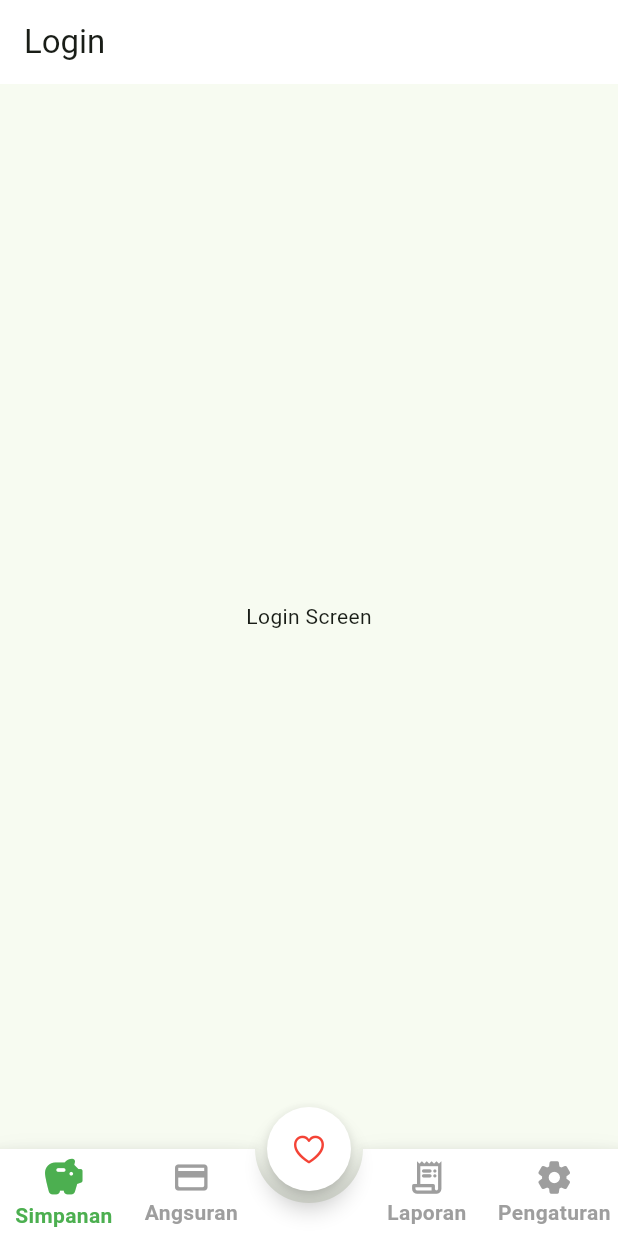
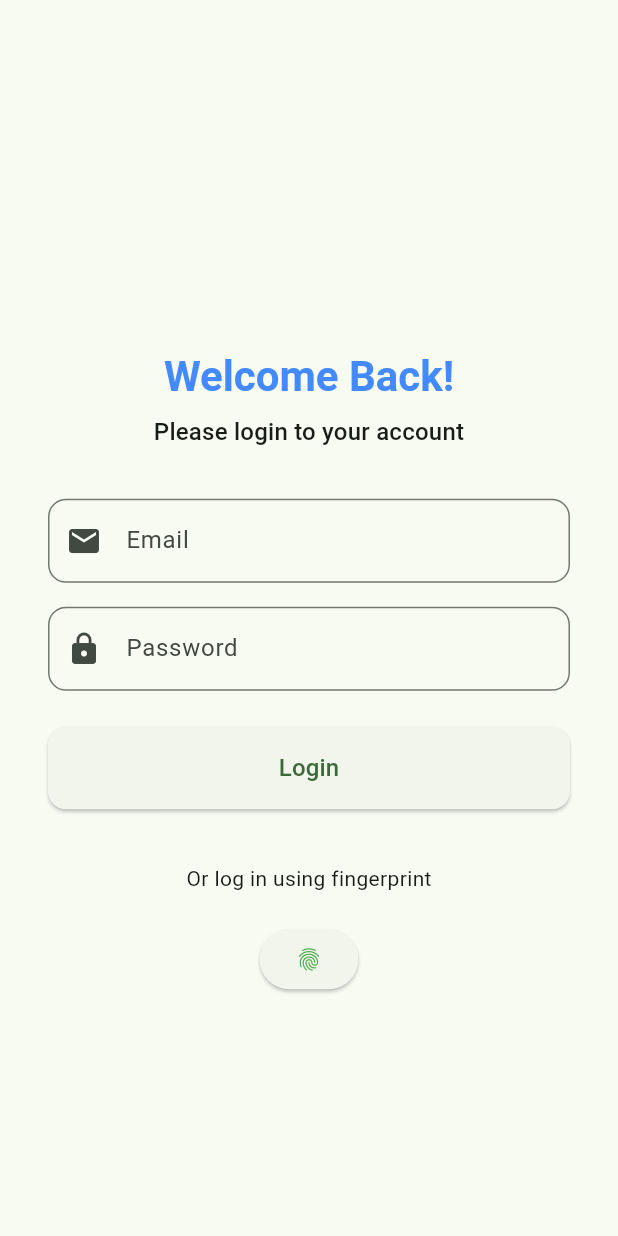
Before and after one commit to maulanaputraaa/mpay_godong, a Flutter app: the screen it shows after launch, on a phone screen of 412 x 824 dp. Run offline on Flutter 3.47's test engine with Material 3 defaults, Android fonts, the phone set to English and light mode, and no system bars; drawn by our look-alikes of stylish_bottom_bar; our stand-ins replace fluttertoast, local_auth; missing offline and left inert: mobile_scanner.

Commit message:
login page and fingerprint auth

```diff
--- a/lib/layouts/app.dart
+++ b/lib/layouts/app.dart
@@ -1,10 +1,12 @@
-import 'package:flutter/cupertino.dart';
 import 'package:flutter/material.dart';
 import 'package:mpay_godong/layouts/nav_bar.dart';
 import 'package:mpay_godong/login/login_screen.dart';
+import 'package:stylish_bottom_bar/stylish_bottom_bar.dart';
+import '../qr_scanner/qr_scan_page.dart';
 
 class AppScreen extends StatefulWidget {
-  static const String routeName = '/home';
+  static const String routeName = '/test';
+
   const AppScreen({super.key});
 
   @override
@@ -32,62 +34,36 @@ class _AppScreenState extends State<AppScreen> {
           setState(() {
             selected = index;
           });
-          controller.animateToPage(
-            index,
-            duration: const Duration(milliseconds: 300),
-            curve: Curves.easeInOut,
-          );
         },
         controller: controller,
       ),
       floatingActionButton: FloatingActionButton(
         onPressed: () {
-          setState(() {
-            heart = !heart;
-          });
+          Navigator.push(
+            context,
+            MaterialPageRoute(builder: (context) => QRScanPage()),
+          );
         },
         shape: const CircleBorder(),
         backgroundColor: Colors.white,
         child: Icon(
-          heart ? CupertinoIcons.heart_fill : CupertinoIcons.heart,
-          color: Colors.red,
+          Icons.qr_code_scanner,
+          color: Colors.green,
+          size: 34,
         ),
       ),
       floatingActionButtonLocation: FloatingActionButtonLocation.centerDocked,
       body: SafeArea(
         child: PageView(
           controller: controller,
-          onPageChanged: (index) {
-            setState(() {
-              selected = index;
-            });
-          },
-          children: [
-            AnimatedSwitcher(
-              duration: const Duration(milliseconds: 300),
-              child: KeyedSubtree(
-                key: ValueKey<int>(selected),
-                child: _getPage(selected),
-              ),
-            ),
+          children: const [
+            Center(child: Text('Simpanan')),
+            Center(child: Text('Angsuran')),
+            Center(child: Text('Laporan')),
+            Center(child: Text('Profile')),
           ],
         ),
       ),
     );
   }
-
-  Widget _getPage(int index) {
-    switch (index) {
-      case 0:
-        return const LoginScreen();
-      case 1:
-        return const Center(child: Text('Star'));
-      case 2:
-        return const Center(child: Text('Style'));
-      case 3:
-        return const Center(child: Text('Profile'));
-      default:
-        return const SizedBox.shrink();
-    }
-  }
 }
--- /dev/null
+++ b/lib/login/components/body.dart
@@ -0,0 +1,25 @@
+import 'package:flutter/material.dart';
+import 'login_form.dart';
+import 'login_fingerprint.dart';
+
+class Body extends StatefulWidget {
+  @override
+  _BodyState createState() => _BodyState();
+}
+
+class _BodyState extends State<Body> {
+  @override
+  Widget build(BuildContext context) {
+    return Padding(
+      padding: const EdgeInsets.all(16.0),
+      child: Column(
+        mainAxisAlignment: MainAxisAlignment.center,
+        children: <Widget>[
+          LoginForm(),
+          SizedBox(height: 20),
+          LoginFingerprint(),
+        ],
+      ),
+    );
+  }
+}
--- /dev/null
+++ b/lib/login/components/login_fingerprint.dart
@@ -0,0 +1,68 @@
+import 'package:flutter/material.dart';
+import 'package:fluttertoast/fluttertoast.dart';
+import 'package:local_auth/local_auth.dart';
+import '../../layouts/app.dart';
+
+class LoginFingerprint extends StatelessWidget {
+  final LocalAuthentication auth = LocalAuthentication();
+
+  Future<void> _authenticate(BuildContext context) async {
+    bool isBiometricSupported = await auth.isDeviceSupported();
+    bool canCheckBiometrics = await auth.canCheckBiometrics;
+
+    if (!isBiometricSupported || !canCheckBiometrics) {
+      Fluttertoast.showToast(
+        msg: 'Biometric authentication is not supported on this device',
+        toastLength: Toast.LENGTH_SHORT,
+        gravity: ToastGravity.BOTTOM,
+      );
+      return;
+    }
+
+    bool authenticated = false;
+    try {
+      authenticated = await auth.authenticate(
+        localizedReason: 'Scan your fingerprint to log in',
+        options: const AuthenticationOptions(
+          useErrorDialogs: true,
+          stickyAuth: true,
+        ),
+      );
+    } catch (e) {
+      print(e);
+    }
+
+    if (authenticated) {
+      Fluttertoast.showToast(
+        msg: 'Authentication successful',
+        toastLength: Toast.LENGTH_SHORT,
+        gravity: ToastGravity.CENTER,
+        textColor: Colors.white,
+        backgroundColor: Colors.green,
+      );
+      Navigator.pushReplacementNamed(context, AppScreen.routeName);
+    } else {
+      Fluttertoast.showToast(
+        msg: 'Authentication failed',
+        toastLength: Toast.LENGTH_SHORT,
+        gravity: ToastGravity.CENTER,
+        textColor: Colors.white,
+        backgroundColor: Colors.red,
+      );
+    }
+  }
+
+  @override
+  Widget build(BuildContext context) {
+    return Column(
+      children: <Widget>[
+        const Text('Or log in using fingerprint'),
+        const SizedBox(height: 20),
+        ElevatedButton(
+          onPressed: () => _authenticate(context),
+          child: const Icon(Icons.fingerprint, color: Colors.green),
+        ),
+      ],
+    );
+  }
+}
--- /dev/null
+++ b/lib/login/components/login_form.dart
@@ -0,0 +1,110 @@
+import 'package:flutter/material.dart';
+import 'package:mpay_godong/layouts/app.dart';// Pastikan ini sesuai dengan path sebenarnya
+
+class LoginForm extends StatefulWidget {
+  @override
+  _LoginFormState createState() => _LoginFormState();
+}
+
+class _LoginFormState extends State<LoginForm> {
+  final _emailController = TextEditingController();
+  final _passwordController = TextEditingController();
+  final _formKey = GlobalKey<FormState>();
+
+  final String _dummyEmail = 'test@123.com';
+  final String _dummyPassword = '123';
+
+  void _login() {
+    if (_formKey.currentState?.validate() ?? false) {
+      if (_emailController.text == _dummyEmail &&
+          _passwordController.text == _dummyPassword) {
+        Navigator.pushReplacementNamed(context, AppScreen.routeName);
+      } else {
+        ScaffoldMessenger.of(context).showSnackBar(
+          SnackBar(content: Text('Invalid email or password')),
+        );
+      }
+    }
+  }
+
+  @override
+  Widget build(BuildContext context) {
+    return SafeArea(
+      child: Padding(
+        padding: const EdgeInsets.all(16.0),
+        child: Form(
+          key: _formKey,
+          child: Column(
+            crossAxisAlignment: CrossAxisAlignment.stretch,
+            children: <Widget>[
+              Text(
+                'Welcome Back!',
+                style: Theme.of(context).textTheme.headlineMedium?.copyWith(
+                  fontWeight: FontWeight.bold,
+                  color: Colors.blueAccent,
+                ),
+                textAlign: TextAlign.center,
+              ),
+              SizedBox(height: 8),
+              Text(
+                'Please login to your account',
+                style: Theme.of(context).textTheme.titleMedium,
+                textAlign: TextAlign.center,
+              ),
+              SizedBox(height: 32),
+              TextFormField(
+                controller: _emailController,
+                decoration: InputDecoration(
+                  labelText: 'Email',
+                  border: OutlineInputBorder(
+                    borderRadius: BorderRadius.circular(12),
+                  ),
+                  prefixIcon: Icon(Icons.email),
+                ),
+                keyboardType: TextInputType.emailAddress,
+                validator: (value) {
+                  if (value == null || value.isEmpty) {
+                    return 'Please enter your email';
+                  }
+                  return null;
+                },
+              ),
+              SizedBox(height: 16),
+              TextFormField(
+                controller: _passwordController,
+                decoration: InputDecoration(
+                  labelText: 'Password',
+                  border: OutlineInputBorder(
+                    borderRadius: BorderRadius.circular(12),
+                  ),
+                  prefixIcon: Icon(Icons.lock),
+                ),
+                obscureText: true,
+                validator: (value) {
+                  if (value == null || value.isEmpty) {
+                    return 'Please enter your password';
+                  }
+                  return null;
+                },
+              ),
+              SizedBox(height: 24),
+              ElevatedButton(
+                onPressed: _login,
+                style: ElevatedButton.styleFrom(
+                  padding: EdgeInsets.symmetric(vertical: 16),
+                  shape: RoundedRectangleBorder(
+                    borderRadius: BorderRadius.circular(12),
+                  ),
+                ),
+                child: Text(
+                  'Login',
+                  style: TextStyle(fontSize: 16),
+                ),
+              ),
+            ],
+          ),
+        ),
+      ),
+    );
+  }
+}
--- a/lib/login/login_screen.dart
+++ b/lib/login/login_screen.dart
@@ -1,19 +1,15 @@
 import 'package:flutter/material.dart';
-import 'package:mpay_godong/layouts/nav_bar.dart';
-import 'package:mpay_godong/layouts/top_bar.dart';
+import 'components/body.dart';
 
 class LoginScreen extends StatelessWidget {
   static const String routeName = '/login';
 
-  const LoginScreen({super.key});
-
   @override
   Widget build(BuildContext context) {
-    return const Scaffold(
-      appBar: TopBar(title: Text('Login')),
-      body: Center(
-        child: Text('Login Screen'),
+    return Scaffold(
+      appBar: AppBar(
       ),
+      body: Body(),
     );
   }
 }
--- a/lib/main.dart
+++ b/lib/main.dart
@@ -1,5 +1,7 @@
 import 'package:flutter/material.dart';
 import 'package:mpay_godong/layouts/app.dart';
+import 'package:mpay_godong/login/login_screen.dart';
+import 'package:mpay_godong/routes.dart';
 
 void main() {
   runApp(const MyApp());
@@ -17,7 +19,8 @@ class MyApp extends StatelessWidget {
         useMaterial3: true,
       ),
       debugShowCheckedModeBanner: false,
-      home: const AppScreen(),
+      home: LoginScreen(),
+      routes: routes,
     );
   }
 }
--- a/lib/qr_scanner/qr_scan_page.dart
+++ b/lib/qr_scanner/qr_scan_page.dart
@@ -7,7 +7,7 @@ class QRScanPage extends StatelessWidget {
   @override
   Widget build(BuildContext context) {
     return Scaffold(
-      appBar: TopBar(title: Text("Qr Scanner")),
+      appBar: const TopBar(title: Text("Qr Scanner")),
       body: MobileScanner(
         onDetect: (BarcodeCapture barcodeCapture) {
           final List<Barcode> barcodes = barcodeCapture.barcodes;
--- a/lib/routes.dart
+++ b/lib/routes.dart
@@ -1,6 +1,8 @@
 import 'package:flutter/material.dart';
+import 'package:mpay_godong/layouts/app.dart';
 import 'package:mpay_godong/login/login_screen.dart';
 
 final Map<String, WidgetBuilder> routes = {
-  LoginScreen.routeName: (context) => const LoginScreen(),
+  LoginScreen.routeName: (context) => LoginScreen(),
+  AppScreen.routeName: (context) => const AppScreen(),
 };
--- a/pubspec.yaml
+++ b/pubspec.yaml
@@ -38,6 +38,7 @@ dependencies:
   stylish_bottom_bar: ^1.1.0
   mobile_scanner: ^5.1.1
   fluttertoast: ^8.2.8
+  local_auth: ^2.3.0
 
 dev_dependencies:
   flutter_test:
```
Also changed, not shown: pubspec.lock, 3 other files. Lines whose indentation alone changed are shown as unchanged.
